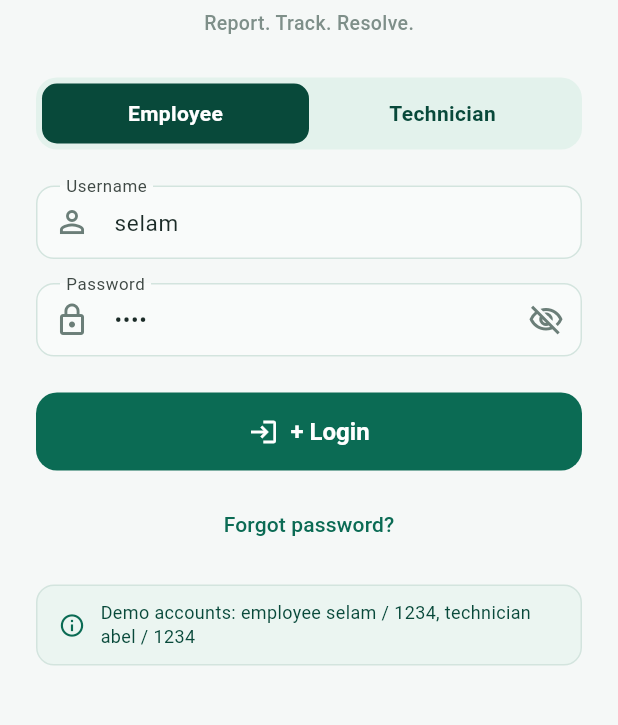
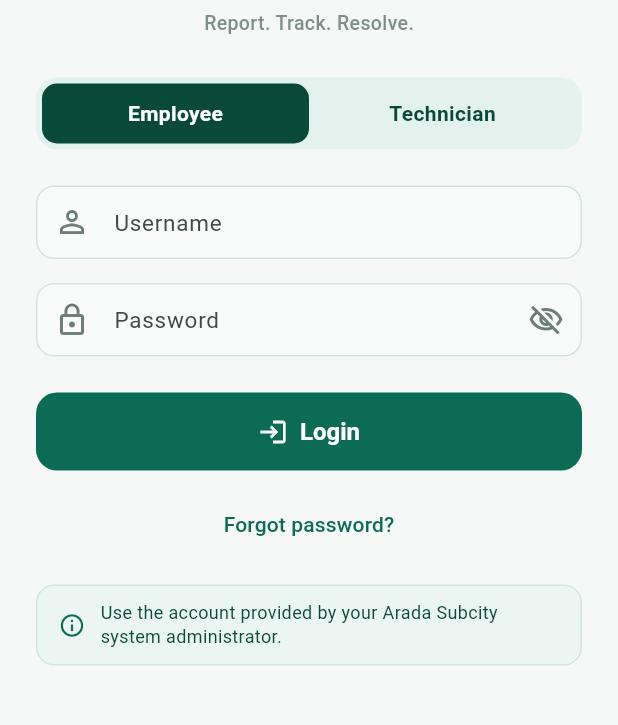
Before and after one commit to Mebrie-Awoke/AradaDgaf, a Flutter app: the screen it shows after launch, after a tap on "EN", after a tap on "Continue", on a phone screen of 412 x 824 dp, the part 266-991 px from its top. Run offline on Flutter 3.47's test engine with Material 3 defaults, Android fonts, the phone set to English and light mode, and no system bars; our stand-ins replace flutter_secure_storage; accounts and stored records are empty; network calls fail.

Commit message:
feat(mobile): replace demo login with real account authentication

```diff
--- a/arada_digaf_Mobile/lib/screens/login_screen.dart
+++ b/arada_digaf_Mobile/lib/screens/login_screen.dart
@@ -16,51 +16,43 @@ class LoginScreen extends StatefulWidget {
 class _LoginScreenState extends State<LoginScreen> {
   UserRole _selectedRole = UserRole.employee;
   final TextEditingController _usernameController =
-      TextEditingController(text: 'selam');
+      TextEditingController();
   final TextEditingController _passwordController =
-      TextEditingController(text: '1234');
+      TextEditingController();
   bool _obscurePassword = true;
   String? _errorMessage;
+  bool _isSubmitting = false;
 
   void _onRoleChanged(UserRole role) {
     setState(() {
       _selectedRole = role;
       _errorMessage = null;
-      if (role == UserRole.employee) {
-        _usernameController.text = 'selam';
-        _passwordController.text = '1234';
-      } else {
-        _usernameController.text = 'abel';
-        _passwordController.text = '1234';
-      }
     });
   }
 
-  void _handleLogin() {
+  Future<void> _handleLogin() async {
+    if (_isSubmitting) return;
+    setState(() { _isSubmitting = true; _errorMessage = null; });
     final state = AppScope.of(context);
-    final success = state.login(
+    final success = await state.login(
       _usernameController.text,
       _passwordController.text,
       _selectedRole,
     );
-
+    if (!mounted) return;
     if (success) {
-      if (_selectedRole == UserRole.employee) {
-        Navigator.pushReplacement(
-          context,
-          MaterialPageRoute(builder: (_) => const EmployeeMainNavigation()),
-        );
-      } else {
-        Navigator.pushReplacement(
-          context,
-          MaterialPageRoute(builder: (_) => const TechnicianMainNavigation()),
-        );
-      }
+      Navigator.pushReplacement(
+        context,
+        MaterialPageRoute(
+          builder: (_) => _selectedRole == UserRole.employee
+              ? const EmployeeMainNavigation()
+              : const TechnicianMainNavigation(),
+        ),
+      );
     } else {
-      setState(() {
-        _errorMessage = state.s.get('invalid_credentials');
-      });
+      setState(() { _errorMessage = state.lastError ?? state.s.get('invalid_credentials'); });
     }
+    if (mounted) setState(() => _isSubmitting = false);
   }
 
   void _showForgotPasswordDialog() {
@@ -71,7 +63,7 @@ class _LoginScreenState extends State<LoginScreen> {
         shape: RoundedRectangleBorder(borderRadius: BorderRadius.circular(16)),
         title: Text(s.get('forgot_password')),
         content: Text(
-          '${s.get('not_available_demo')}\n\n${s.get('demo_accounts_hint')}',
+          'Please contact your system administrator to reset your account password.',
           style: const TextStyle(height: 1.4),
         ),
         actions: [
@@ -244,16 +236,16 @@ class _LoginScreenState extends State<LoginScreen> {
 
               // Login Button
               ElevatedButton(
-                onPressed: _handleLogin,
+                onPressed: _isSubmitting ? null : _handleLogin,
                 child: Padding(
                   padding: const EdgeInsets.symmetric(vertical: 4),
                   child: Row(
                     mainAxisAlignment: MainAxisAlignment.center,
                     children: [
-                      const Icon(Icons.login, size: 20),
+                      if (_isSubmitting) const SizedBox(width: 18, height: 18, child: CircularProgressIndicator(strokeWidth: 2, color: Colors.white)) else const Icon(Icons.login, size: 20),
                       const SizedBox(width: 8),
                       Text(
-                        '+ ${s.get('login')}',
+                        _isSubmitting ? 'Signing in...' : s.get('login'),
                         style: const TextStyle(fontSize: 16, fontWeight: FontWeight.bold),
                       ),
                     ],
@@ -280,7 +272,6 @@ class _LoginScreenState extends State<LoginScreen> {
 
               const SizedBox(height: 16),
 
-              // Demo Accounts Hint Box
               Container(
                 padding: const EdgeInsets.symmetric(horizontal: 14, vertical: 10),
                 decoration: BoxDecoration(
@@ -294,12 +285,8 @@ class _LoginScreenState extends State<LoginScreen> {
                     const SizedBox(width: 10),
                     Expanded(
                       child: Text(
-                        s.get('demo_accounts_hint'),
-                        style: const TextStyle(
-                          fontSize: 12,
-                          color: AppColors.darkGreen,
-                          height: 1.35,
-                        ),
+                        'Use the account provided by your Arada Subcity system administrator.',
+                        style: const TextStyle(fontSize: 12, color: AppColors.darkGreen, height: 1.35),
                       ),
                     ),
                   ],
```
